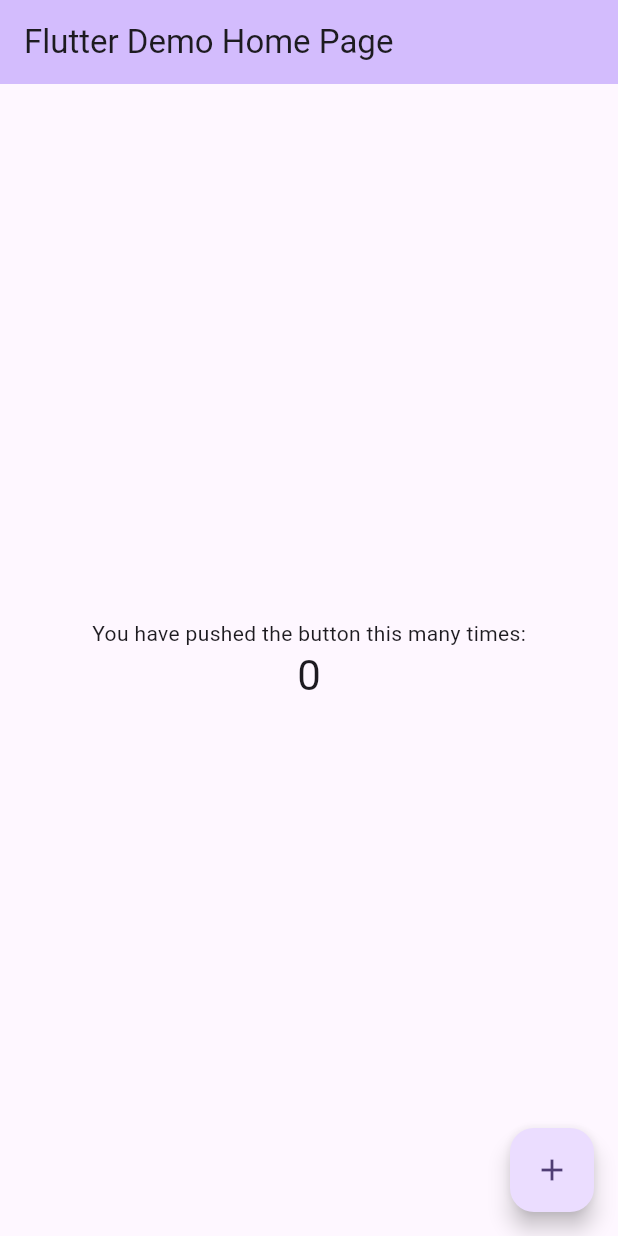
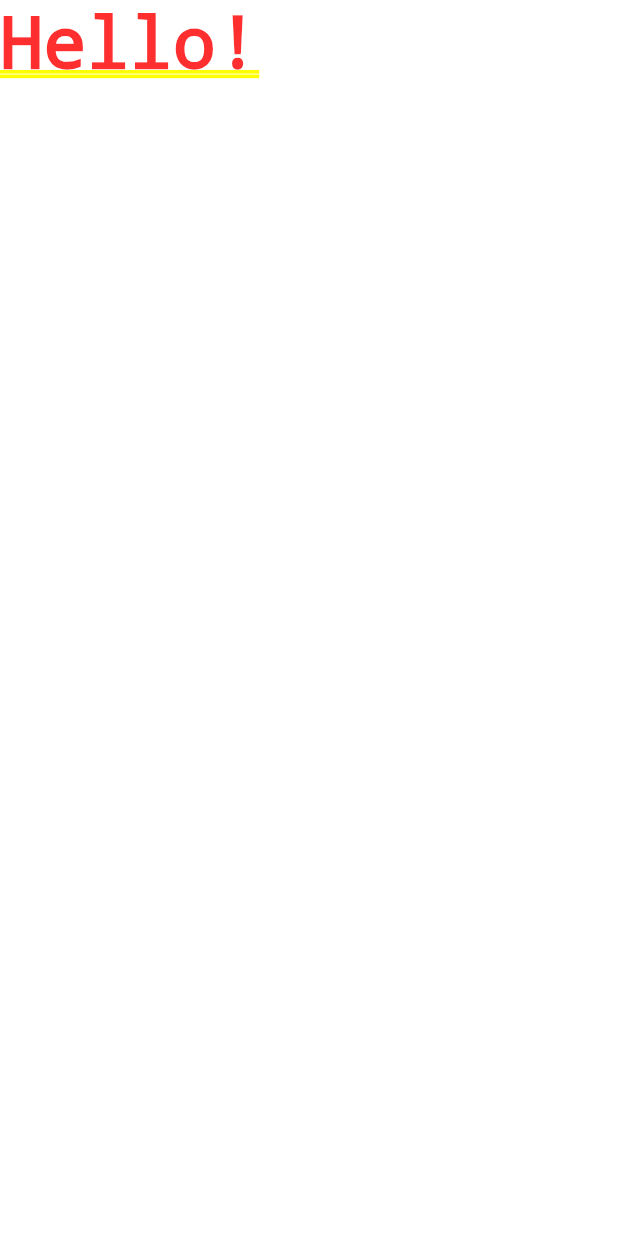
Before and after one commit to leantos/dice_app, a Flutter app: the screen it shows after launch, on a phone screen of 412 x 824 dp. Run offline on Flutter 3.47's test engine with Material 3 defaults, Android fonts, the phone set to English and light mode, and no system bars.

Commit message:
Changes to Main.dart file

```diff
--- a/lib/main.dart
+++ b/lib/main.dart
@@ -1,125 +1,9 @@
 import 'package:flutter/material.dart';
 
 void main() {
-  runApp(const MyApp());
+  runApp(
+    const MaterialApp(
+      home: Text('Hello!'),
+    ),
+  );
 }
-
-class MyApp extends StatelessWidget {
-  const MyApp({super.key});
-
-  // This widget is the root of your application.
-  @override
-  Widget build(BuildContext context) {
-    return MaterialApp(
-      title: 'Flutter Demo',
-      theme: ThemeData(
-        // This is the theme of your application.
-        //
-        // TRY THIS: Try running your application with "flutter run". You'll see
-        // the application has a purple toolbar. Then, without quitting the app,
-        // try changing the seedColor in the colorScheme below to Colors.green
-        // and then invoke "hot reload" (save your changes or press the "hot
-        // reload" button in a Flutter-supported IDE, or press "r" if you used
-        // the command line to start the app).
-        //
-        // Notice that the counter didn't reset back to zero; the application
-        // state is not lost during the reload. To reset the state, use hot
-        // restart instead.
-        //
-        // This works for code too, not just values: Most code changes can be
-        // tested with just a hot reload.
-        colorScheme: ColorScheme.fromSeed(seedColor: Colors.deepPurple),
-        useMaterial3: true,
-      ),
-      home: const MyHomePage(title: 'Flutter Demo Home Page'),
-    );
-  }
-}
-
-class MyHomePage extends StatefulWidget {
-  const MyHomePage({super.key, required this.title});
-
-  // This widget is the home page of your application. It is stateful, meaning
-  // that it has a State object (defined below) that contains fields that affect
-  // how it looks.
-
-  // This class is the configuration for the state. It holds the values (in this
-  // case the title) provided by the parent (in this case the App widget) and
-  // used by the build method of the State. Fields in a Widget subclass are
-  // always marked "final".
-
-  final String title;
-
-  @override
-  State<MyHomePage> createState() => _MyHomePageState();
-}
-
-class _MyHomePageState extends State<MyHomePage> {
-  int _counter = 0;
-
-  void _incrementCounter() {
-    setState(() {
-      // This call to setState tells the Flutter framework that something has
-      // changed in this State, which causes it to rerun the build method below
-      // so that the display can reflect the updated values. If we changed
-      // _counter without calling setState(), then the build method would not be
-      // called again, and so nothing would appear to happen.
-      _counter++;
-    });
-  }
-
-  @override
-  Widget build(BuildContext context) {
-    // This method is rerun every time setState is called, for instance as done
-    // by the _incrementCounter method above.
-    //
-    // The Flutter framework has been optimized to make rerunning build methods
-    // fast, so that you can just rebuild anything that needs updating rather
-    // than having to individually change instances of widgets.
-    return Scaffold(
-      appBar: AppBar(
-        // TRY THIS: Try changing the color here to a specific color (to
-        // Colors.amber, perhaps?) and trigger a hot reload to see the AppBar
-        // change color while the other colors stay the same.
-        backgroundColor: Theme.of(context).colorScheme.inversePrimary,
-        // Here we take the value from the MyHomePage object that was created by
-        // the App.build method, and use it to set our appbar title.
-        title: Text(widget.title),
-      ),
-      body: Center(
-        // Center is a layout widget. It takes a single child and positions it
-        // in the middle of the parent.
-        child: Column(
-          // Column is also a layout widget. It takes a list of children and
-          // arranges them vertically. By default, it sizes itself to fit its
-          // children horizontally, and tries to be as tall as its parent.
-          //
-          // Column has various properties to control how it sizes itself and
-          // how it positions its children. Here we use mainAxisAlignment to
-          // center the children vertically; the main axis here is the vertical
-          // axis because Columns are vertical (the cross axis would be
-          // horizontal).
-          //
-          // TRY THIS: Invoke "debug painting" (choose the "Toggle Debug Paint"
-          // action in the IDE, or press "p" in the console), to see the
-          // wireframe for each widget.
-          mainAxisAlignment: MainAxisAlignment.center,
-          children: <Widget>[
-            const Text(
-              'You have pushed the button this many times:',
-            ),
-            Text(
-              '$_counter',
-              style: Theme.of(context).textTheme.headlineMedium,
-            ),
-          ],
-        ),
-      ),
-      floatingActionButton: FloatingActionButton(
-        onPressed: _incrementCounter,
-        tooltip: 'Increment',
-        child: const Icon(Icons.add),
-      ), // This trailing comma makes auto-formatting nicer for build methods.
-    );
-  }
-}
```
